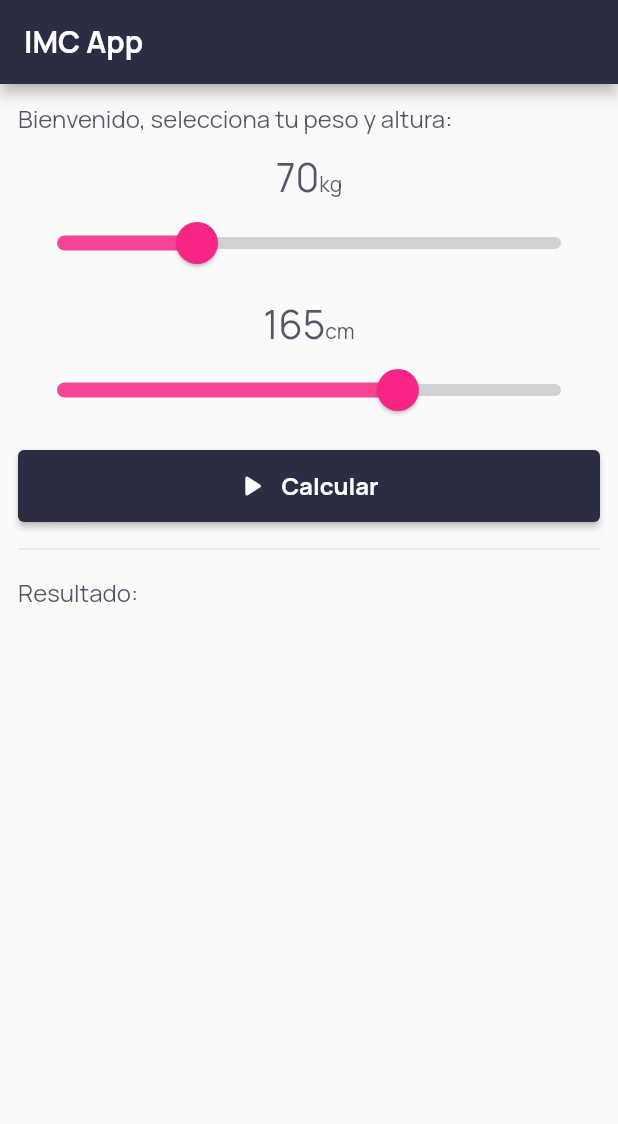
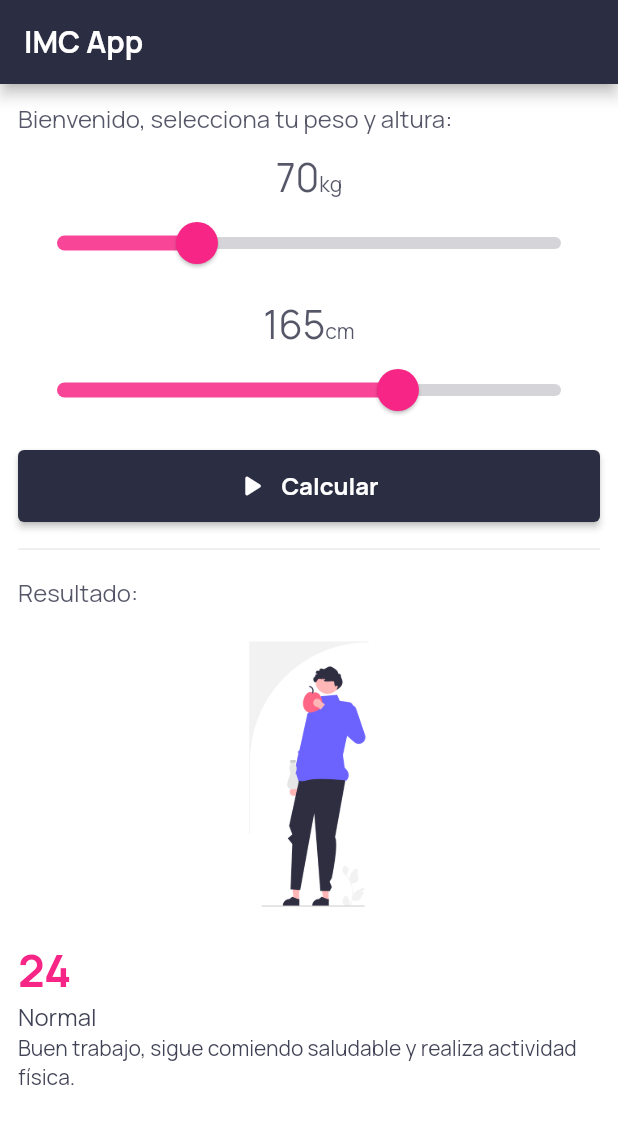
Before and after one commit to ehbarrionuevo/flutter_codigo2_imc, a Flutter app: the screen it shows after launch, on a phone screen of 412 x 824 dp. Shown: the top 1124 px of the screen. Run offline on Flutter 3.47's test engine with Material 2 defaults, Android fonts, the phone set to English and light mode, and no system bars.

Commit message:
Init 2.4

```diff
--- a/lib/home_page.dart
+++ b/lib/home_page.dart
@@ -12,6 +12,7 @@ class _HomePageState extends State<HomePage> {
   @override
   Widget build(BuildContext context) {
     return Scaffold(
+      backgroundColor: Colors.white,
       appBar: AppBar(
         backgroundColor: const Color(0xff2b2d42),
         title: const Text(
@@ -140,6 +141,38 @@ class _HomePageState extends State<HomePage> {
                 color: Color(0xff2b2d42).withOpacity(0.80),
               ),
             ),
+            Center(
+              child: Image.asset(
+                'assets/images/image3.png',
+                height: 220,
+                width: 220,
+                fit: BoxFit.contain,
+              ),
+            ),
+            Text(
+              "24",
+              style: TextStyle(
+                fontSize: 30.0,
+                color: Color(0xfff72585),
+                fontWeight: FontWeight.bold,
+              ),
+            ),
+            Text(
+              "Normal",
+              style: TextStyle(
+                fontSize: 16.0,
+                color: Color(0xff2b2d42).withOpacity(0.90),
+                fontWeight: FontWeight.normal,
+              ),
+            ),
+            Text(
+              "Buen trabajo, sigue comiendo saludable y realiza actividad física.",
+              style: TextStyle(
+                fontSize: 14.0,
+                color: Color(0xff2b2d42).withOpacity(0.90),
+                fontWeight: FontWeight.normal,
+              ),
+            ),
           ],
         ),
       ),
--- a/pubspec.yaml
+++ b/pubspec.yaml
@@ -60,8 +60,8 @@ flutter:
   uses-material-design: true
 
   # To add assets to your application, add an assets section, like this:
-  # assets:
-  #   - images/a_dot_burr.jpeg
+  assets:
+    - assets/images/
   #   - images/a_dot_ham.jpeg
 
   # An image asset can refer to one or more resolution-specific "variants", see
```
